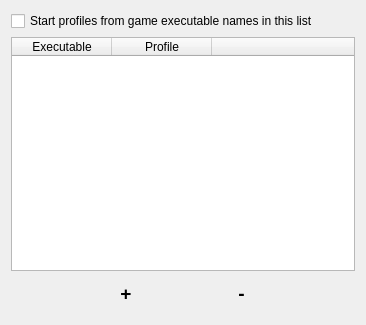
Above: gui/process_widget.ui from opentrack/opentrack before the change. Below: the same form after it.
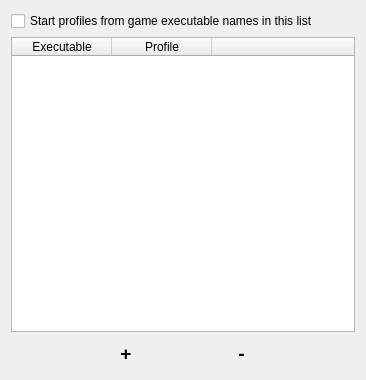
That is the form after the change. Custom widgets are drawn as their Qt base class.

Commit message: gui: fix vertically stretched layout in options dlg

```diff
--- a/gui/process_widget.ui
+++ b/gui/process_widget.ui
@@ -7,7 +7,7 @@
     <x>0</x>
     <y>0</y>
     <width>366</width>
-    <height>325</height>
+    <height>380</height>
    </rect>
   </property>
   <property name="windowTitle">
@@ -24,7 +24,7 @@
    <item>
     <widget class="FancyTable" name="tableWidget">
      <property name="sizePolicy">
-      <sizepolicy hsizetype="Preferred" vsizetype="Preferred">
+      <sizepolicy hsizetype="Preferred" vsizetype="Minimum">
        <horstretch>0</horstretch>
        <verstretch>0</verstretch>
       </sizepolicy>
@@ -83,12 +83,15 @@
      </property>
      <layout class="QHBoxLayout" name="horizontalLayout">
       <property name="topMargin">
-       <number>5</number>
+       <number>4</number>
+      </property>
+      <property name="bottomMargin">
+       <number>4</number>
       </property>
       <item>
        <widget class="QPushButton" name="add">
         <property name="sizePolicy">
-         <sizepolicy hsizetype="Maximum" vsizetype="Fixed">
+         <sizepolicy hsizetype="Maximum" vsizetype="Maximum">
           <horstretch>0</horstretch>
           <verstretch>0</verstretch>
          </sizepolicy>
@@ -108,7 +111,7 @@
       <item>
        <widget class="QPushButton" name="remove">
         <property name="sizePolicy">
-         <sizepolicy hsizetype="Maximum" vsizetype="Fixed">
+         <sizepolicy hsizetype="Maximum" vsizetype="Maximum">
           <horstretch>0</horstretch>
           <verstretch>0</verstretch>
          </sizepolicy>
```
The commit also changes 1 other file.
